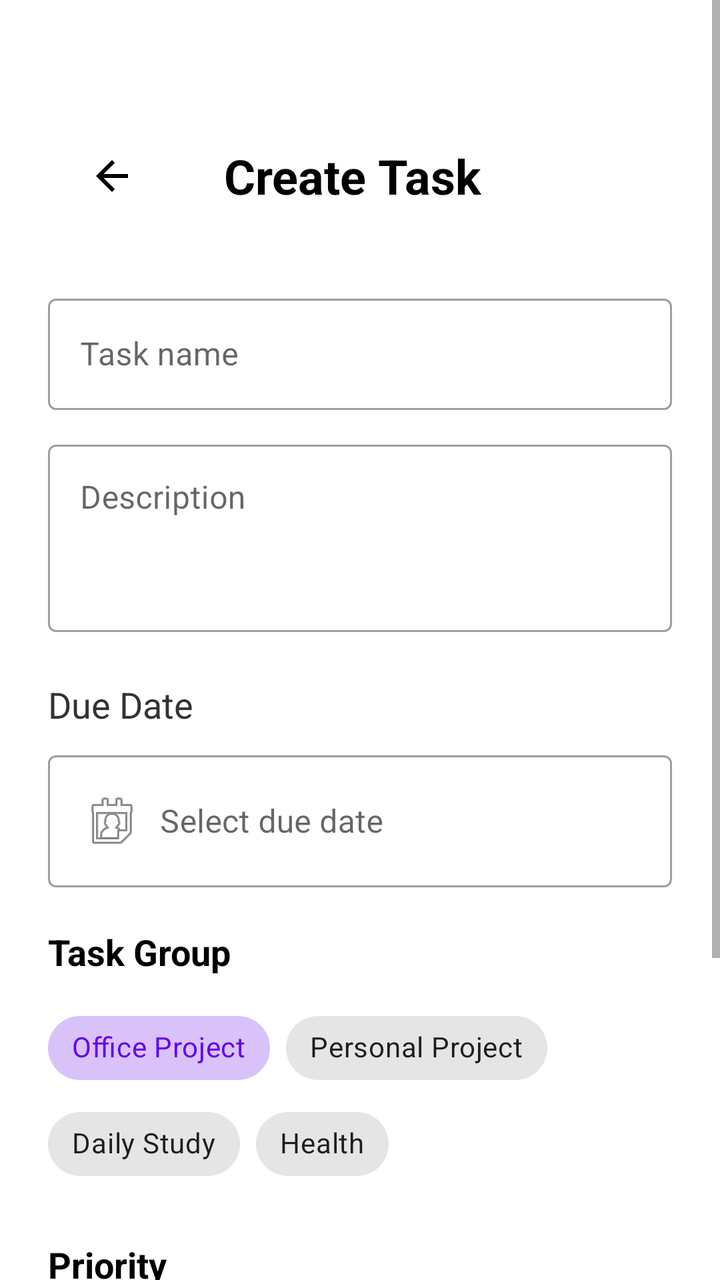
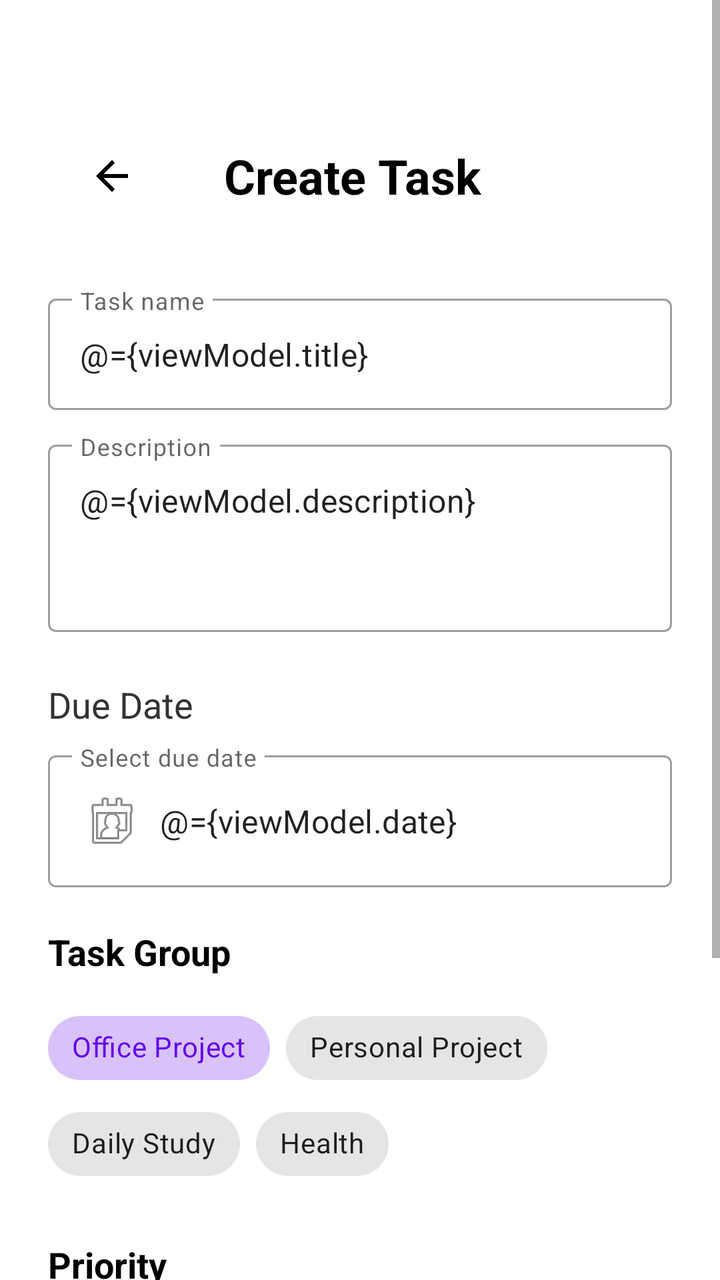

Screens rendered from an Android XML layout before and after an edit, with the pre-edit source and the edit as a unified diff.
<!-- AndroidManifest.xml: application theme Theme.ToDoListApp -->
<!-- res/layout/activity_add_task.xml -->
<?xml version="1.0" encoding="utf-8"?>
<ScrollView xmlns:android="http://schemas.android.com/apk/res/android"
    xmlns:app="http://schemas.android.com/apk/res-auto"
    xmlns:tools="http://schemas.android.com/tools"
    android:layout_width="match_parent"
    android:layout_height="match_parent"
    android:fillViewport="true">

    <androidx.appcompat.widget.LinearLayoutCompat
        android:layout_width="match_parent"
        android:layout_height="wrap_content"
        android:paddingTop="?actionBarSize"
        android:paddingBottom="24dp"
        android:paddingHorizontal="24dp"
        android:orientation="vertical">

        
        <LinearLayout
            android:layout_width="match_parent"
            android:layout_height="wrap_content"
            android:orientation="horizontal"
            android:layout_marginBottom="24dp">

            <ImageButton
                android:id="@+id/backHomeBtn"
                android:layout_width="64dp"
                android:layout_height="64dp"
                android:src="@drawable/ic_arrow_back_24dp"
                android:background="@color/white"/>

            <TextView
                android:layout_marginHorizontal="24dp"
                android:layout_weight="1"
                android:layout_gravity="center"
                android:layout_width="wrap_content"
                android:layout_height="wrap_content"
                android:textColor="@color/black"
                android:text="Create Task"
                android:textStyle="bold"
                android:textSize="24sp"/>
        </LinearLayout>

        
        <com.google.android.material.textfield.TextInputLayout
            android:layout_width="match_parent"
            android:layout_height="wrap_content"
            android:layout_marginBottom="12dp"
            style="@style/Widget.MaterialComponents.TextInputLayout.OutlinedBox">
            <com.google.android.material.textfield.TextInputEditText
                android:id="@+id/etTaskName"
                android:layout_width="match_parent"
                android:layout_height="wrap_content"
                android:hint="Task name" />
        </com.google.android.material.textfield.TextInputLayout>

        
        <com.google.android.material.textfield.TextInputLayout
            android:layout_width="match_parent"
            android:layout_height="wrap_content"
            android:layout_marginBottom="24dp"
            style="@style/Widget.MaterialComponents.TextInputLayout.OutlinedBox">

            <com.google.android.material.textfield.TextInputEditText
                android:id="@+id/etDescription"
                android:layout_width="match_parent"
                android:layout_height="wrap_content"
                android:hint="Description"
                android:minLines="3"
                android:gravity="top"/>
        </com.google.android.material.textfield.TextInputLayout>

        
        <TextView
            android:layout_width="wrap_content"
            android:layout_height="wrap_content"
            android:text="Due Date"
            android:textSize="18sp"
            android:textColor="#333333"
            android:layout_marginBottom="8dp" />

        
        <com.google.android.material.textfield.TextInputLayout
            android:layout_width="match_parent"
            android:layout_height="wrap_content"
            android:layout_marginBottom="20dp"
            style="@style/Widget.MaterialComponents.TextInputLayout.OutlinedBox">

            <com.google.android.material.textfield.TextInputEditText
                android:id="@+id/etDueDate"
                android:layout_width="match_parent"
                android:layout_height="wrap_content"
                android:hint="Select due date"
                android:focusable="false"
                android:clickable="true"
                android:cursorVisible="false"
                android:drawableStart="@android:drawable/ic_menu_my_calendar"
                android:drawablePadding="8dp" />

        </com.google.android.material.textfield.TextInputLayout>

        
        <TextView
            android:layout_width="wrap_content"
            android:layout_height="wrap_content"
            android:textSize="18sp"
            android:textStyle="bold"
            android:textColor="@color/black"
            android:text="Task Group"
            android:layout_marginBottom="12dp"/>

        
        <com.google.android.material.chip.ChipGroup
            android:id="@+id/chipGroupTaskGroup"
            android:layout_width="match_parent"
            android:layout_height="wrap_content"
            android:layout_marginBottom="24dp"
            app:singleSelection="true">

            <com.google.android.material.chip.Chip
                android:id="@+id/chipOffice"
                android:layout_width="wrap_content"
                android:layout_height="wrap_content"
                android:text="Office Project"
                android:checkable="true"
                android:checked="true"
                style="@style/Widget.MaterialComponents.Chip.Choice" />

            <com.google.android.material.chip.Chip
                android:id="@+id/chipPersonal"
                android:layout_width="wrap_content"
                android:layout_height="wrap_content"
                android:text="Personal Project"
                android:checkable="true"
                style="@style/Widget.MaterialComponents.Chip.Choice" />

            <com.google.android.material.chip.Chip
                android:id="@+id/chipStudy"
                android:layout_width="wrap_content"
                android:layout_height="wrap_content"
                android:text="Daily Study"
                android:checkable="true"
                style="@style/Widget.MaterialComponents.Chip.Choice" />

            <com.google.android.material.chip.Chip
                android:id="@+id/chipHealth"
                android:layout_width="wrap_content"
                android:layout_height="wrap_content"
                android:text="Health"
                android:checkable="true"
                style="@style/Widget.MaterialComponents.Chip.Choice" />
        </com.google.android.material.chip.ChipGroup>

        
        <TextView
            android:layout_width="wrap_content"
            android:layout_height="wrap_content"
            android:textSize="18sp"
            android:textStyle="bold"
            android:textColor="@color/black"
            android:text="Priority"
            android:layout_marginBottom="12dp"/>

        
        <com.google.android.material.chip.ChipGroup
            android:id="@+id/chipGroupPriority"
            android:layout_width="match_parent"
            android:layout_height="wrap_content"
            android:layout_marginBottom="32dp"
            app:singleSelection="true">

            <com.google.android.material.chip.Chip
                android:id="@+id/chipLow"
                android:layout_width="wrap_content"
                android:layout_height="wrap_content"
                android:text="Low"
                android:checkable="true"
                style="@style/Widget.MaterialComponents.Chip.Choice" />

            <com.google.android.material.chip.Chip
                android:id="@+id/chipMedium"
                android:layout_width="wrap_content"
                android:layout_height="wrap_content"
                android:text="Medium"
                android:checkable="true"
                android:checked="true"
                style="@style/Widget.MaterialComponents.Chip.Choice" />

            <com.google.android.material.chip.Chip
                android:id="@+id/chipHigh"
                android:layout_width="wrap_content"
                android:layout_height="wrap_content"
                android:text="High"
                android:checkable="true"
                style="@style/Widget.MaterialComponents.Chip.Choice" />
        </com.google.android.material.chip.ChipGroup>

        
        <TextView
            android:id="@+id/etTaskDemo"
            android:layout_width="match_parent"
            android:layout_height="wrap_content"
            android:layout_marginBottom="8dp"
            android:text=""/>

        
        <com.google.android.material.button.MaterialButton
            android:id="@+id/btnSaveTask"
            android:layout_width="match_parent"
            android:layout_height="52dp"
            android:text="Save Task"
            android:textSize="16sp"
            android:backgroundTint="#6B3FA0"
            android:layout_marginTop="16dp"/>

    </androidx.appcompat.widget.LinearLayoutCompat>

</ScrollView>
<!-- resources referenced by this layout -->
<resources>
  <color name="black">#FF000000</color>
  <color name="white">#FFFFFFFF</color>
  <!-- drawable ic_arrow_back_24dp (drawable) -->
  <vector xmlns:android="http://schemas.android.com/apk/res/android" android:autoMirrored="true" android:height="24dp" android:tint="#000000" android:viewportHeight="960" android:viewportWidth="960" android:width="24dp">
        
      <path android:fillColor="@android:color/white" android:pathData="M313,520L537,744L480,800L160,480L480,160L537,216L313,440L800,440L800,520L313,520Z"/>
      
  </vector>
  <style name="Theme.ToDoListApp" parent="Theme.MaterialComponents.DayNight.NoActionBar">
          
          <item name="colorPrimary">@color/purple_500</item>
          <item name="colorPrimaryVariant">@color/purple_700</item>
          <item name="colorOnPrimary">@color/white</item>
          
          <item name="colorSecondary">@color/teal_200</item>
          <item name="colorSecondaryVariant">@color/teal_700</item>
          <item name="colorOnSecondary">@color/black</item>
          
          <item name="android:statusBarColor">?attr/colorPrimaryVariant</item>
          
      </style>
  <color name="purple_500">#FF6200EE</color>
  <color name="purple_700">#FF3700B3</color>
  <color name="teal_200">#FF03DAC5</color>
  <color name="teal_700">#FF018786</color>
</resources>

<!-- the commit's change to res/layout/activity_add_task.xml (unified diff, before → after) -->
@@ -1,217 +1,230 @@
 <?xml version="1.0" encoding="utf-8"?>
-<ScrollView xmlns:android="http://schemas.android.com/apk/res/android"
-    xmlns:app="http://schemas.android.com/apk/res-auto"
-    xmlns:tools="http://schemas.android.com/tools"
-    android:layout_width="match_parent"
-    android:layout_height="match_parent"
-    android:fillViewport="true">
-
-    <androidx.appcompat.widget.LinearLayoutCompat
+<layout xmlns:android="http://schemas.android.com/apk/res/android"
+    xmlns:app="http://schemas.android.com/apk/res-auto">
+
+    <data>
+        <variable
+            name="viewModel"
+            type="kh.edu.rupp.to_dolistapp.viewmodels.TaskViewModel" />
+    </data>
+
+    <ScrollView
+        xmlns:tools="http://schemas.android.com/tools"
         android:layout_width="match_parent"
-        android:layout_height="wrap_content"
-        android:paddingTop="?actionBarSize"
-        android:paddingBottom="24dp"
-        android:paddingHorizontal="24dp"
-        android:orientation="vertical">
-
-        
-        <LinearLayout
+        android:layout_height="match_parent"
+        android:fillViewport="true">
+
+        <androidx.appcompat.widget.LinearLayoutCompat
             android:layout_width="match_parent"
             android:layout_height="wrap_content"
-            android:orientation="horizontal"
-            android:layout_marginBottom="24dp">
-
-            <ImageButton
-                android:id="@+id/backHomeBtn"
-                android:layout_width="64dp"
-                android:layout_height="64dp"
-                android:src="@drawable/ic_arrow_back_24dp"
-                android:background="@color/white"/>
-
-            <TextView
-                android:layout_marginHorizontal="24dp"
-                android:layout_weight="1"
-                android:layout_gravity="center"
+            android:paddingTop="?actionBarSize"
+            android:paddingBottom="24dp"
+            android:paddingHorizontal="24dp"
+            android:orientation="vertical">
+
+            
+            <LinearLayout
+                android:layout_width="match_parent"
+                android:layout_height="wrap_content"
+                android:orientation="horizontal"
+                android:layout_marginBottom="24dp">
+
+                <ImageButton
+                    android:id="@+id/backHomeBtn"
+                    android:layout_width="64dp"
+                    android:layout_height="64dp"
+                    android:src="@drawable/ic_arrow_back_24dp"
+                    android:background="@color/white"/>
+
+                <TextView
+                    android:layout_marginHorizontal="24dp"
+                    android:layout_weight="1"
+                    android:layout_gravity="center"
+                    android:layout_width="wrap_content"
+                    android:layout_height="wrap_content"
+                    android:textColor="@color/black"
+                    android:text="Create Task"
+                    android:textStyle="bold"
+                    android:textSize="24sp"/>
+            </LinearLayout>
+
+            
+            <com.google.android.material.textfield.TextInputLayout
+                android:layout_width="match_parent"
+                android:layout_height="wrap_content"
+                android:layout_marginBottom="12dp"
+                style="@style/Widget.MaterialComponents.TextInputLayout.OutlinedBox">
+                <com.google.android.material.textfield.TextInputEditText
+                    android:id="@+id/etTaskName"
+                    android:layout_width="match_parent"
+                    android:layout_height="wrap_content"
+                    android:text="@={viewModel.title}"
+                    android:hint="Task name" />
+            </com.google.android.material.textfield.TextInputLayout>
+
+            
+            <com.google.android.material.textfield.TextInputLayout
+                android:layout_width="match_parent"
+                android:layout_height="wrap_content"
+                android:layout_marginBottom="24dp"
+                style="@style/Widget.MaterialComponents.TextInputLayout.OutlinedBox">
+
+                <com.google.android.material.textfield.TextInputEditText
+                    android:id="@+id/etDescription"
+                    android:layout_width="match_parent"
+                    android:layout_height="wrap_content"
+                    android:text="@={viewModel.description}"
+                    android:hint="Description"
+                    android:minLines="3"
+                    android:gravity="top"/>
+            </com.google.android.material.textfield.TextInputLayout>
+
+            
+            <TextView
                 android:layout_width="wrap_content"
                 android:layout_height="wrap_content"
+                android:text="Due Date"
+                android:textSize="18sp"
+                android:textColor="#333333"
+                android:layout_marginBottom="8dp" />
+
+            
+            <com.google.android.material.textfield.TextInputLayout
+                android:layout_width="match_parent"
+                android:layout_height="wrap_content"
+                android:layout_marginBottom="20dp"
+                style="@style/Widget.MaterialComponents.TextInputLayout.OutlinedBox">
+
+                <com.google.android.material.textfield.TextInputEditText
+                    android:id="@+id/etDueDate"
+                    android:layout_width="match_parent"
+                    android:layout_height="wrap_content"
+                    android:hint="Select due date"
+                    android:focusable="false"
+                    android:clickable="true"
+                    android:cursorVisible="false"
+                    android:drawableStart="@android:drawable/ic_menu_my_calendar"
+                    android:drawablePadding="8dp"
+                    android:text="@={viewModel.date}"/>
+
+            </com.google.android.material.textfield.TextInputLayout>
+
+            
+            <TextView
+                android:layout_width="wrap_content"
+                android:layout_height="wrap_content"
+                android:textSize="18sp"
+                android:textStyle="bold"
                 android:textColor="@color/black"
-                android:text="Create Task"
+                android:text="Task Group"
+                android:layout_marginBottom="12dp"/>
+
+            
+            <com.google.android.material.chip.ChipGroup
+                android:id="@+id/chipGroupTaskGroup"
+                android:layout_width="match_parent"
+                android:layout_height="wrap_content"
+                android:layout_marginBottom="24dp"
+                app:singleSelection="true">
+
+                <com.google.android.material.chip.Chip
+                    android:id="@+id/chipOffice"
+                    android:layout_width="wrap_content"
+                    android:layout_height="wrap_content"
+                    android:text="Office Project"
+                    android:checkable="true"
+                    android:checked="true"
+                    style="@style/Widget.MaterialComponents.Chip.Choice" />
+
+                <com.google.android.material.chip.Chip
+                    android:id="@+id/chipPersonal"
+                    android:layout_width="wrap_content"
+                    android:layout_height="wrap_content"
+                    android:text="Personal Project"
+                    android:checkable="true"
+                    style="@style/Widget.MaterialComponents.Chip.Choice" />
+
+                <com.google.android.material.chip.Chip
+                    android:id="@+id/chipStudy"
+                    android:layout_width="wrap_content"
+                    android:layout_height="wrap_content"
+                    android:text="Daily Study"
+                    android:checkable="true"
+                    style="@style/Widget.MaterialComponents.Chip.Choice" />
+
+                <com.google.android.material.chip.Chip
+                    android:id="@+id/chipHealth"
+                    android:layout_width="wrap_content"
+                    android:layout_height="wrap_content"
+                    android:text="Health"
+                    android:checkable="true"
+                    style="@style/Widget.MaterialComponents.Chip.Choice" />
+            </com.google.android.material.chip.ChipGroup>
+
+            
+            <TextView
+                android:layout_width="wrap_content"
+                android:layout_height="wrap_content"
+                android:textSize="18sp"
                 android:textStyle="bold"
-                android:textSize="24sp"/>
-        </LinearLayout>
-
-        
-        <com.google.android.material.textfield.TextInputLayout
-            android:layout_width="match_parent"
-            android:layout_height="wrap_content"
-            android:layout_marginBottom="12dp"
-            style="@style/Widget.MaterialComponents.TextInputLayout.OutlinedBox">
-            <com.google.android.material.textfield.TextInputEditText
-                android:id="@+id/etTaskName"
-                android:layout_width="match_parent"
-                android:layout_height="wrap_content"
-                android:hint="Task name" />
-        </com.google.android.material.textfield.TextInputLayout>
-
-        
-        <com.google.android.material.textfield.TextInputLayout
-            android:layout_width="match_parent"
-            android:layout_height="wrap_content"
-            android:layout_marginBottom="24dp"
-            style="@style/Widget.MaterialComponents.TextInputLayout.OutlinedBox">
-
-            <com.google.android.material.textfield.TextInputEditText
-                android:id="@+id/etDescription"
-                android:layout_width="match_parent"
-                android:layout_height="wrap_content"
-                android:hint="Description"
-                android:minLines="3"
-                android:gravity="top"/>
-        </com.google.android.material.textfield.TextInputLayout>
-
-        
-        <TextView
-            android:layout_width="wrap_content"
-            android:layout_height="wrap_content"
-            android:text="Due Date"
-            android:textSize="18sp"
-            android:textColor="#333333"
-            android:layout_marginBottom="8dp" />
-
-        
-        <com.google.android.material.textfield.TextInputLayout
-            android:layout_width="match_parent"
-            android:layout_height="wrap_content"
-            android:layout_marginBottom="20dp"
-            style="@style/Widget.MaterialComponents.TextInputLayout.OutlinedBox">
-
-            <com.google.android.material.textfield.TextInputEditText
-                android:id="@+id/etDueDate"
-                android:layout_width="match_parent"
-                android:layout_height="wrap_content"
-                android:hint="Select due date"
-                android:focusable="false"
-                android:clickable="true"
-                android:cursorVisible="false"
-                android:drawableStart="@android:drawable/ic_menu_my_calendar"
-                android:drawablePadding="8dp" />
-
-        </com.google.android.material.textfield.TextInputLayout>
-
-        
-        <TextView
-            android:layout_width="wrap_content"
-            android:layout_height="wrap_content"
-            android:textSize="18sp"
-            android:textStyle="bold"
-            android:textColor="@color/black"
-            android:text="Task Group"
-            android:layout_marginBottom="12dp"/>
-
-        
-        <com.google.android.material.chip.ChipGroup
-            android:id="@+id/chipGroupTaskGroup"
-            android:layout_width="match_parent"
-            android:layout_height="wrap_content"
-            android:layout_marginBottom="24dp"
-            app:singleSelection="true">
-
-            <com.google.android.material.chip.Chip
-                android:id="@+id/chipOffice"
-                android:layout_width="wrap_content"
-                android:layout_height="wrap_content"
-                android:text="Office Project"
-                android:checkable="true"
-                android:checked="true"
-                style="@style/Widget.MaterialComponents.Chip.Choice" />
-
-            <com.google.android.material.chip.Chip
-                android:id="@+id/chipPersonal"
-                android:layout_width="wrap_content"
-                android:layout_height="wrap_content"
-                android:text="Personal Project"
-                android:checkable="true"
-                style="@style/Widget.MaterialComponents.Chip.Choice" />
-
-            <com.google.android.material.chip.Chip
-                android:id="@+id/chipStudy"
-                android:layout_width="wrap_content"
-                android:layout_height="wrap_content"
-                android:text="Daily Study"
-                android:checkable="true"
-                style="@style/Widget.MaterialComponents.Chip.Choice" />
-
-            <com.google.android.material.chip.Chip
-                android:id="@+id/chipHealth"
-                android:layout_width="wrap_content"
-                android:layout_height="wrap_content"
-                android:text="Health"
-                android:checkable="true"
-                style="@style/Widget.MaterialComponents.Chip.Choice" />
-        </com.google.android.material.chip.ChipGroup>
-
-        
-        <TextView
-            android:layout_width="wrap_content"
-            android:layout_height="wrap_content"
-            android:textSize="18sp"
-            android:textStyle="bold"
-            android:textColor="@color/black"
-            android:text="Priority"
-            android:layout_marginBottom="12dp"/>
-
-        
-        <com.google.android.material.chip.ChipGroup
-            android:id="@+id/chipGroupPriority"
-            android:layout_width="match_parent"
-            android:layout_height="wrap_content"
-            android:layout_marginBottom="32dp"
-            app:singleSelection="true">
-
-            <com.google.android.material.chip.Chip
-                android:id="@+id/chipLow"
-                android:layout_width="wrap_content"
-                android:layout_height="wrap_content"
-                android:text="Low"
-                android:checkable="true"
-                style="@style/Widget.MaterialComponents.Chip.Choice" />
-
-            <com.google.android.material.chip.Chip
-                android:id="@+id/chipMedium"
-                android:layout_width="wrap_content"
-                android:layout_height="wrap_content"
-                android:text="Medium"
-                android:checkable="true"
-                android:checked="true"
-                style="@style/Widget.MaterialComponents.Chip.Choice" />
-
-            <com.google.android.material.chip.Chip
-                android:id="@+id/chipHigh"
-                android:layout_width="wrap_content"
-                android:layout_height="wrap_content"
-                android:text="High"
-                android:checkable="true"
-                style="@style/Widget.MaterialComponents.Chip.Choice" />
-        </com.google.android.material.chip.ChipGroup>
-
-        
-        <TextView
-            android:id="@+id/etTaskDemo"
-            android:layout_width="match_parent"
-            android:layout_height="wrap_content"
-            android:layout_marginBottom="8dp"
-            android:text=""/>
-
-        
-        <com.google.android.material.button.MaterialButton
-            android:id="@+id/btnSaveTask"
-            android:layout_width="match_parent"
-            android:layout_height="52dp"
-            android:text="Save Task"
-            android:textSize="16sp"
-            android:backgroundTint="#6B3FA0"
-            android:layout_marginTop="16dp"/>
-
-    </androidx.appcompat.widget.LinearLayoutCompat>
-
-</ScrollView>
+                android:textColor="@color/black"
+                android:text="Priority"
+                android:layout_marginBottom="12dp"/>
+
+            
+            <com.google.android.material.chip.ChipGroup
+                android:id="@+id/chipGroupPriority"
+                android:layout_width="match_parent"
+                android:layout_height="wrap_content"
+                android:layout_marginBottom="32dp"
+                app:singleSelection="true">
+
+                <com.google.android.material.chip.Chip
+                    android:id="@+id/chipLow"
+                    android:layout_width="wrap_content"
+                    android:layout_height="wrap_content"
+                    android:text="Low"
+                    android:checkable="true"
+                    style="@style/Widget.MaterialComponents.Chip.Choice" />
+
+                <com.google.android.material.chip.Chip
+                    android:id="@+id/chipMedium"
+                    android:layout_width="wrap_content"
+                    android:layout_height="wrap_content"
+                    android:text="Medium"
+                    android:checkable="true"
+                    android:checked="true"
+                    style="@style/Widget.MaterialComponents.Chip.Choice" />
+
+                <com.google.android.material.chip.Chip
+                    android:id="@+id/chipHigh"
+                    android:layout_width="wrap_content"
+                    android:layout_height="wrap_content"
+                    android:text="High"
+                    android:checkable="true"
+                    style="@style/Widget.MaterialComponents.Chip.Choice" />
+            </com.google.android.material.chip.ChipGroup>
+
+            
+            <TextView
+                android:id="@+id/etTaskDemo"
+                android:layout_width="match_parent"
+                android:layout_height="wrap_content"
+                android:layout_marginBottom="8dp"
+                android:text=""/>
+
+            
+            <com.google.android.material.button.MaterialButton
+                android:id="@+id/btnSaveTask"
+                android:layout_width="match_parent"
+                android:layout_height="52dp"
+                android:text="Save Task"
+                android:textSize="16sp"
+                android:backgroundTint="#6B3FA0"
+                android:layout_marginTop="16dp"
+                android:onClick="@{() -> viewModel.insert()}"/>
+
+        </androidx.appcompat.widget.LinearLayoutCompat>
+
+    </ScrollView>
+</layout>
